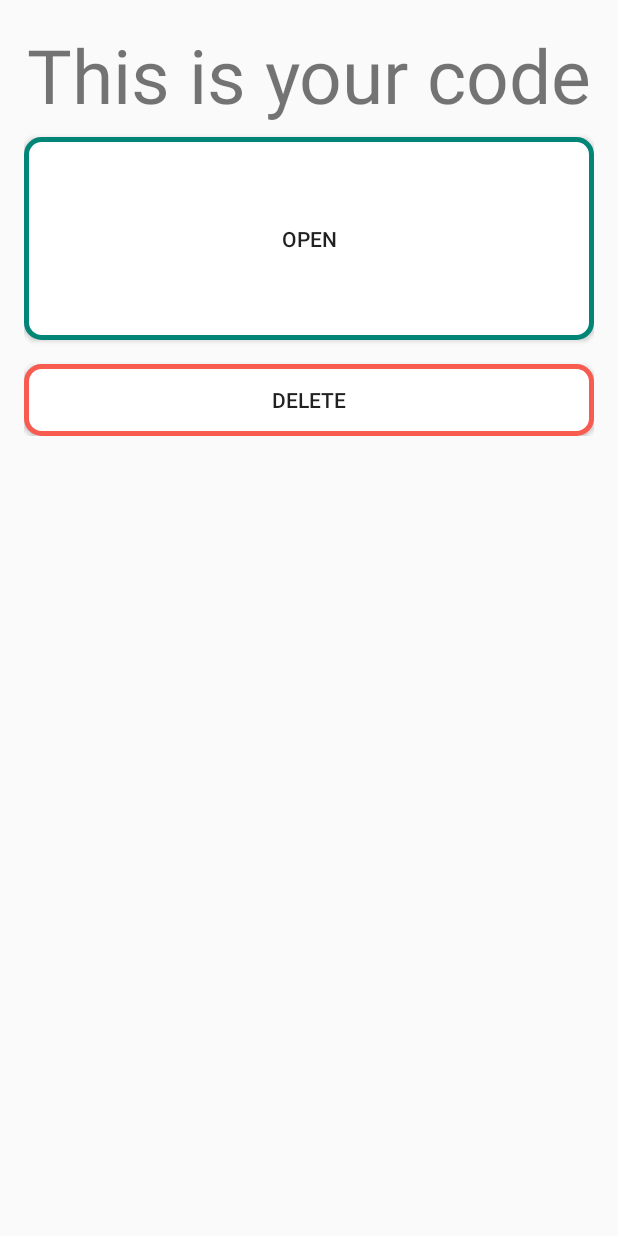
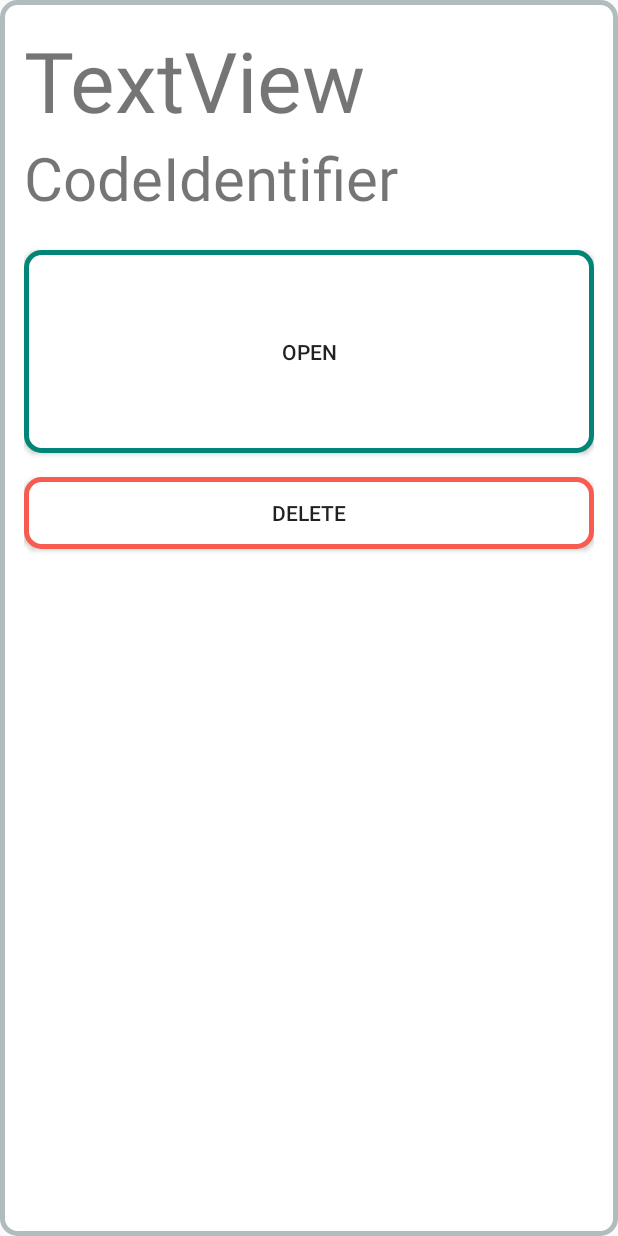
Before and after one commit to pgang-cnamd/hcodez-android, an Android app: the layout activity_code_details.xml on its own in the app's theme, with its tools: preview values and no code run, on a phone screen of 412 x 824 dp. Run offline under Robolectric (Android 15) with nearby library versions, the phone set to English and light mode, and no system bars.

```diff
--- a/app/src/main/res/layout/activity_code_details.xml
+++ b/app/src/main/res/layout/activity_code_details.xml
@@ -1,32 +1,42 @@
 <?xml version="1.0" encoding="utf-8"?>
 <RelativeLayout xmlns:android="http://schemas.android.com/apk/res/android"
-    android:layout_width="wrap_content"
-    android:layout_height="wrap_content"
+    android:layout_width="match_parent"
+    android:layout_height="match_parent"
+    android:background="@drawable/rounded_corners"
     android:padding="16dp">
 
-    <TextView
-        android:autoSizeTextType="uniform"
-        android:id="@+id/textView"
-        android:layout_width="match_parent"
-        android:layout_height="75dp"
-        android:text="@string/this_is_your_code"
-        android:textAlignment="center"
-        android:textSize="36sp" />
-
     <Button
-        android:id="@+id/button"
+        android:id="@+id/open_content_button"
         android:layout_width="match_parent"
         android:layout_height="135dp"
-        android:layout_below="@id/textView"
+        android:layout_below="@id/show_code_identifier_text_view"
         android:layout_marginBottom="16dp"
         android:background="@drawable/button_design"
         android:text="@string/open" />
 
     <Button
-        android:id="@+id/button2"
+        android:id="@+id/delete_code_button"
         android:layout_width="match_parent"
         android:layout_height="wrap_content"
-        android:layout_below="@id/button"
+        android:layout_below="@id/open_content_button"
         android:background="@drawable/button_design_delete"
         android:text="@string/delete" />
+
+    <TextView
+        android:layout_below="@id/show_code_name_text_view"
+        android:id="@+id/show_code_identifier_text_view"
+        android:layout_width="250dp"
+        android:layout_height="75dp"
+        android:autoSizeTextType="uniform"
+        android:text="CodeIdentifier"
+        android:textAlignment="textStart"
+        android:textSize="36sp" />
+
+    <TextView
+        android:autoSizeTextType="uniform"
+        android:textAlignment="textStart"
+        android:id="@+id/show_code_name_text_view"
+        android:layout_width="250dp"
+        android:layout_height="75dp"
+        android:text="TextView" />
 </RelativeLayout>
```
Also changed, not shown: app/src/main/java/com/hcodez/android/ui/CodeDetailsActivity.java (+49 -3 lines), app/src/main/java/com/hcodez/android/ui/MainMenuActivity.java (+8 -1 lines).
